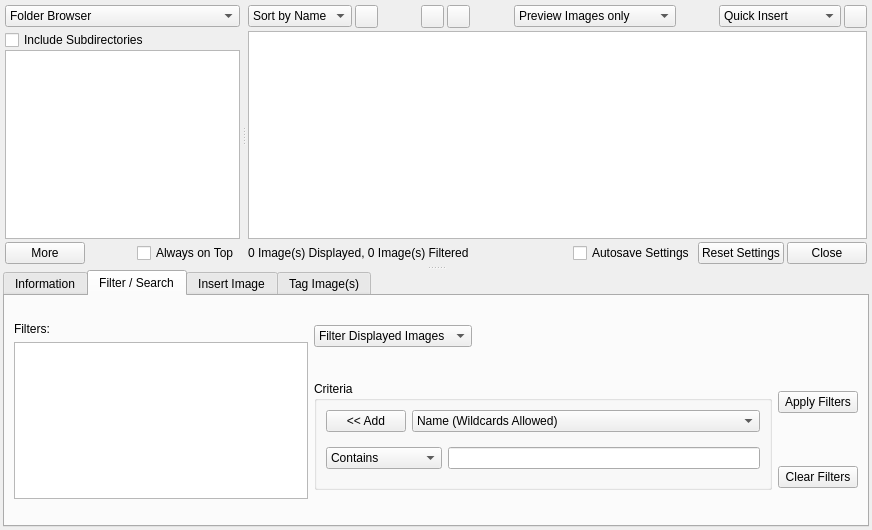
This is scribus/plugins/picbrowser/picturebrowser.ui in scribusproject/scribus as Qt 5 draws it before an edit. The edited form follows.
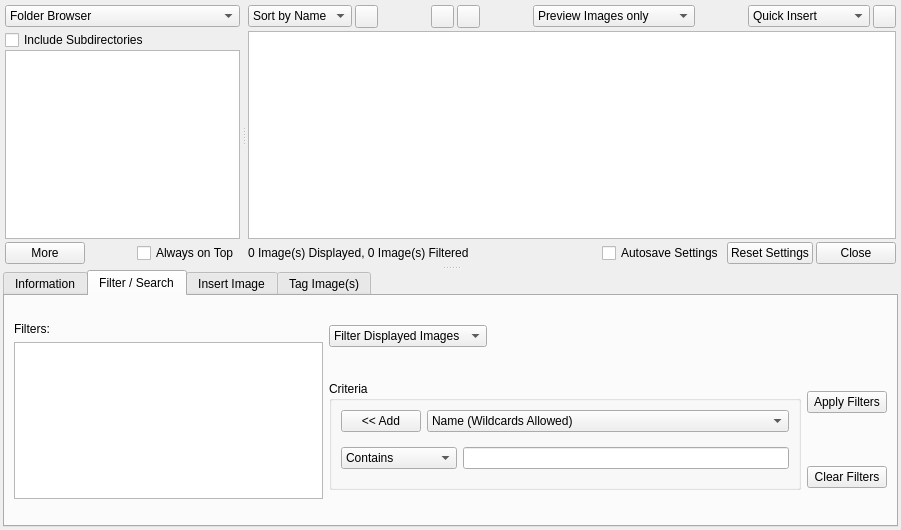
This is the edited form. Custom widgets are drawn as their Qt base class.

Diff of the .ui file:
```diff
--- a/scribus/plugins/picbrowser/picturebrowser.ui
+++ b/scribus/plugins/picbrowser/picturebrowser.ui
@@ -1,11 +1,11 @@
 <ui version="4.0" >
  <class>PictureBrowser</class>
- <widget class="QDialog" name="PictureBrowser" >
-  <property name="geometry" >
+ <widget class="QDialog" name="PictureBrowser">
+  <property name="geometry">
    <rect>
     <x>0</x>
     <y>0</y>
-    <width>872</width>
+    <width>901</width>
     <height>530</height>
    </rect>
   </property>
```
Left out of the diff: 1060 changed lines with no effect on the pictures.
